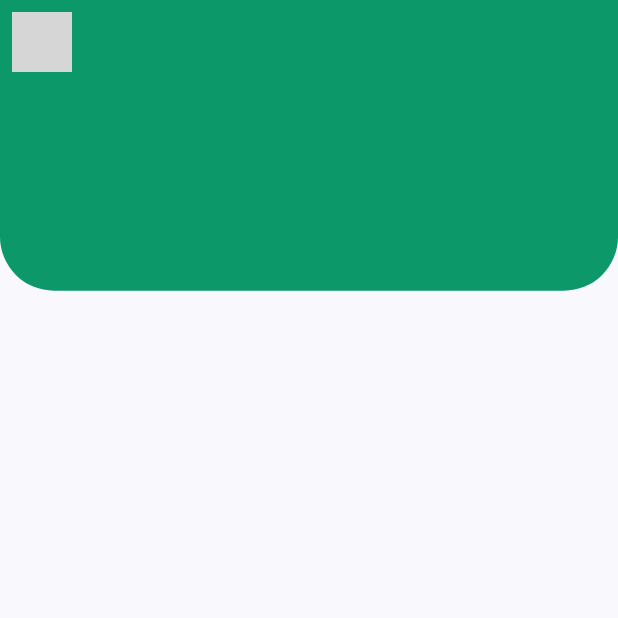
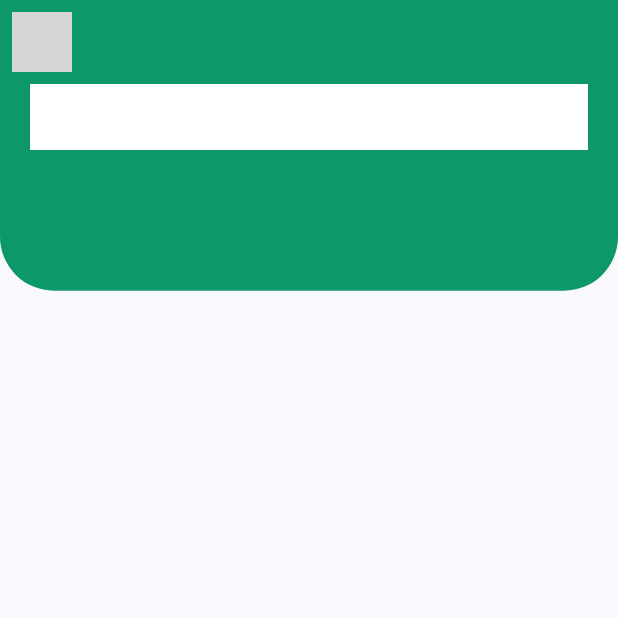
Before and after one commit to Soe-Htun/plant_app-first-, a Flutter app: the screen it shows after launch, on a phone screen of 412 x 824 dp, the top half of it. Run offline on Flutter 3.47's test engine with Material 2 defaults, Android fonts, the phone set to English and light mode, and no system bars; our stand-ins replace flutter_svg; grey boxes are pictures that could not be loaded.

Commit message:
second change

```diff
--- a/lib/screens/home/components/body.dart
+++ b/lib/screens/home/components/body.dart
@@ -21,7 +21,15 @@ import 'package:flutter/material.dart';
                     bottomLeft: Radius.circular(36),
                     bottomRight: Radius.circular(36)
                   )),
-               )
+               ),
+               Positioned(
+                 child: Container(
+                   margin: EdgeInsets.symmetric(horizontal: kDefaultPadding),
+                   height: 44,
+                   decoration:  BoxDecoration(
+                     color: Colors.white
+                    ),
+                 ) )
              ],),
          )
        ],
```
